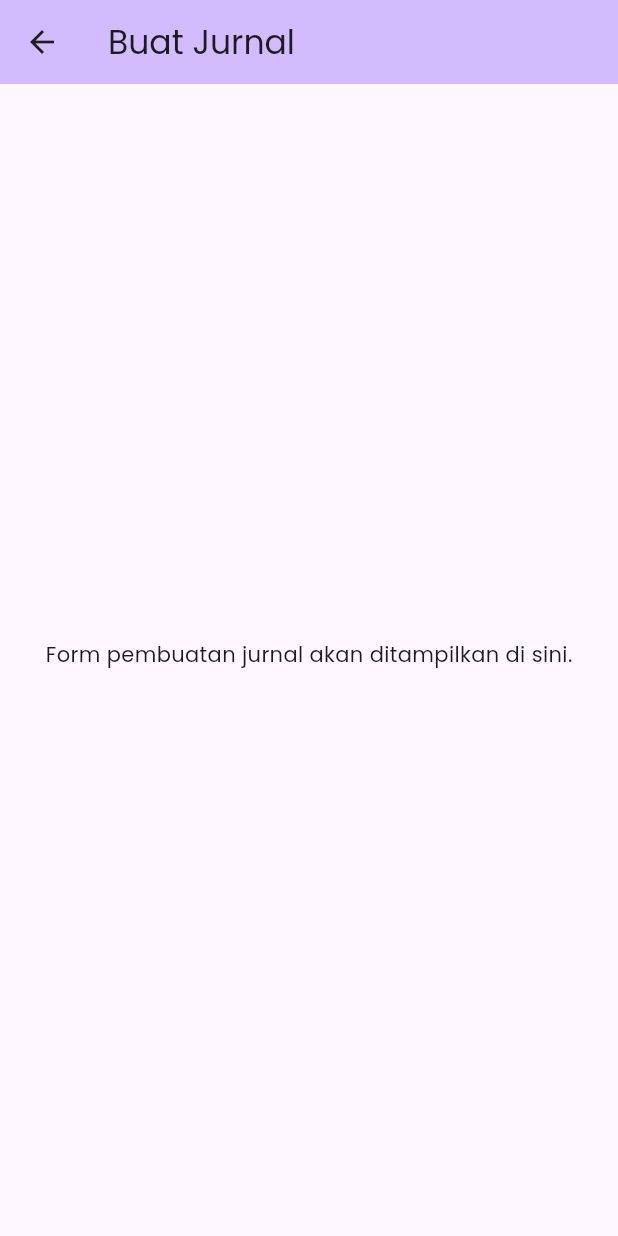
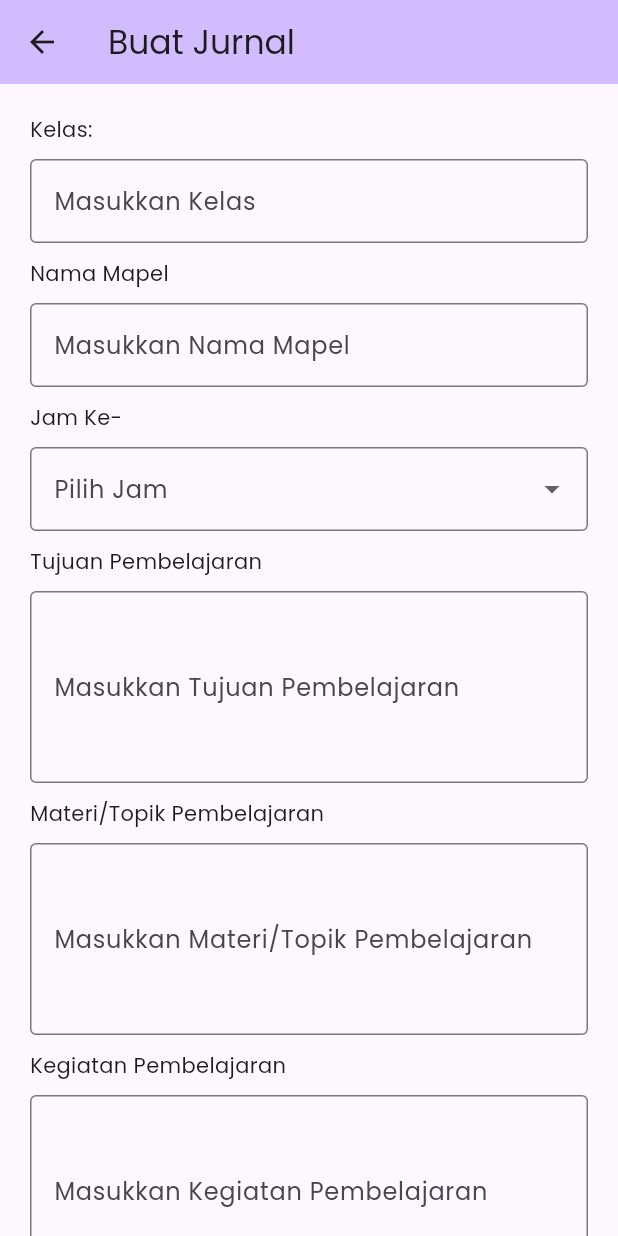
Before and after one commit to hikmahabdillah/Mobile-Jobsheet-MyDJ, a Flutter app: the screen it shows after launch, after a tap on "Buat Jurnal", on a phone screen of 412 x 824 dp. Run offline on Flutter 3.47's test engine with Material 3 defaults, Android fonts, the phone set to English and light mode, and no system bars.

Commit message:
jobsheet pertemuan 8 - add and display journal in mydj app

```diff
--- /dev/null
+++ b/devtools_options.yaml
@@ -0,0 +1,3 @@
+description: This file stores settings for Dart & Flutter DevTools.
+documentation: https://docs.flutter.dev/tools/devtools/extensions#configure-extension-enablement-states
+extensions:
--- /dev/null
+++ b/lib/data/jurnal.dart
@@ -0,0 +1,22 @@
+class Jurnal {
+  final DateTime _createdAt; // Untuk menyimpan waktu pembuatan jurnal
+  String kelas;
+  String mapel;
+  int jam;
+  String tujuanPembelajaran;
+  String materiTopikPembelajaran;
+  String kegiatanPembelajaran;
+  String dimensiProfilPelajarPancasila;
+  // Konstuktor dengan 'named parameters' dan default values.
+  Jurnal({
+    this.kelas = '',
+    this.mapel = '',
+    this.jam = 0,
+    this.tujuanPembelajaran = '',
+    this.materiTopikPembelajaran = '',
+    this.kegiatanPembelajaran = '',
+    this.dimensiProfilPelajarPancasila = '',
+  }) : _createdAt = DateTime.now(); // <-- Memberikan nilai terlebih dahulu
+  // ke property _createdAt, sebelum konstruktor dijalankan.
+  DateTime get createdAt => _createdAt;
+}
--- a/lib/main.dart
+++ b/lib/main.dart
@@ -1,8 +1,17 @@
 import 'package:flutter/material.dart';
+import 'package:mydj_aldrin3a/data/data_provider.dart';
 import 'package:mydj_aldrin3a/pages/simple_home_page.dart';
+import 'package:provider/provider.dart';
 
 void main() {
-  runApp(const MyApp());
+  runApp(
+    ChangeNotifierProvider(
+      // <-- Tambahkan ini.
+      create: (context) => DataProvider(),
+      child:
+          const MyApp(), // <-- Sekarang widget utama aplikasi kita menjadi child dari Provider.
+    ),
+  );
 }
 
 class MyApp extends StatelessWidget {
--- a/lib/pages/buat_jurnal_page.dart
+++ b/lib/pages/buat_jurnal_page.dart
@@ -1,31 +1,176 @@
 import 'package:flutter/material.dart';
+import 'package:mydj_aldrin3a/data/data_provider.dart';
+import 'package:mydj_aldrin3a/data/jurnal.dart';
+import 'package:provider/provider.dart';
 
 class BuatJurnalPage extends StatefulWidget {
-  const BuatJurnalPage({super.key, required this.title});
-  final String title;
+  final String title = 'Buat Jurnal';
+  const BuatJurnalPage({super.key, required String title});
   @override
-  State<BuatJurnalPage> createState() {
+  State<StatefulWidget> createState() {
     return _BuatJurnalPageState();
   }
 }
 
+Widget _textArea(
+  String label,
+  String hint,
+  void Function(String text) onChanged,
+) {
+  return Column(
+    crossAxisAlignment: CrossAxisAlignment.start,
+    children: [
+      Text(label),
+      SizedBox(height: 10),
+      TextField(
+        decoration: InputDecoration(
+          border: OutlineInputBorder(),
+          labelText: hint,
+        ),
+        maxLines: 4,
+        onChanged: onChanged,
+      ),
+    ],
+  );
+}
+
 class _BuatJurnalPageState extends State<BuatJurnalPage> {
+  String kelas = '';
+  String mapel = '';
+  int jamKe = 0;
+  String tujuanPembelajaran = '';
+  String materiTopikPembelajaran = '';
+  String kegiatanPembelajaran = '';
+  String dimensiProfilPelajarPancasila = '';
+
+  void _saveJurnal(BuildContext context) {
+    Jurnal jurnal = Jurnal(
+      kelas: kelas,
+      mapel: mapel,
+      jam: jamKe,
+      tujuanPembelajaran: tujuanPembelajaran,
+      materiTopikPembelajaran: materiTopikPembelajaran,
+      kegiatanPembelajaran: kegiatanPembelajaran,
+      dimensiProfilPelajarPancasila: dimensiProfilPelajarPancasila,
+    );
+    DataProvider provider = context.read<DataProvider>();
+    provider.addNew(jurnal);
+  }
+
   @override
   Widget build(BuildContext context) {
     return Scaffold(
       appBar: AppBar(
+        title: Text(widget.title),
         backgroundColor: Theme.of(context).colorScheme.inversePrimary,
-        title: Text(widget.title),
       ),
-      body: Center(
-        child: Column(
-          mainAxisAlignment: MainAxisAlignment.center,
-          crossAxisAlignment: CrossAxisAlignment.center,
-          children: [
-            Text('Form pembuatan jurnal akan ditampilkan di sini.'),
-            SizedBox(height: 8),
-            // Placeholder: nanti bisa ditambah TextField / Form
-          ],
+      body: SingleChildScrollView(
+        child: Padding(
+          padding: const EdgeInsets.all(20),
+          child: Column(
+            crossAxisAlignment: CrossAxisAlignment.start,
+            children: [
+              Text('Kelas:'),
+              SizedBox(height: 10),
+              TextField(
+                decoration: InputDecoration(
+                  border: OutlineInputBorder(),
+                  labelText: 'Masukkan Kelas',
+                ),
+                onChanged: (value) {
+                  setState(() {
+                    kelas = value;
+                  });
+                },
+              ),
+              SizedBox(height: 10),
+              Text('Nama Mapel'),
+              SizedBox(height: 10),
+              TextField(
+                decoration: InputDecoration(
+                  border: OutlineInputBorder(),
+                  labelText: 'Masukkan Nama Mapel',
+                ),
+                onChanged: (value) {
+                  setState(() {
+                    mapel = value;
+                  });
+                },
+              ),
+              SizedBox(height: 10),
+              Text('Jam Ke-'),
+              SizedBox(height: 10),
+              DropdownButtonFormField<String>(
+                decoration: InputDecoration(
+                  border: OutlineInputBorder(),
+                  labelText: 'Pilih Jam',
+                ),
+                items: [
+                  DropdownMenuItem(value: '1', child: Text('1')),
+                  DropdownMenuItem(value: '2', child: Text('2')),
+                  DropdownMenuItem(value: '3', child: Text('3')),
+                  DropdownMenuItem(value: '4', child: Text('4')),
+                  DropdownMenuItem(value: '5', child: Text('5')),
+                  DropdownMenuItem(value: '6', child: Text('6')),
+                  DropdownMenuItem(value: '7', child: Text('7')),
+                  DropdownMenuItem(value: '8', child: Text('8')),
+                ],
+                onChanged: (value) {
+                  setState(() {
+                    jamKe = value != null ? int.parse(value) : 0;
+                  });
+                },
+              ),
+              SizedBox(height: 10),
+              _textArea('Tujuan Pembelajaran', 'Masukkan Tujuan Pembelajaran', (
+                text,
+              ) {
+                setState(() {
+                  tujuanPembelajaran = text;
+                });
+              }),
+              SizedBox(height: 10),
+              _textArea(
+                'Materi/Topik Pembelajaran',
+                'Masukkan Materi/Topik Pembelajaran',
+                (text) {
+                  setState(() {
+                    materiTopikPembelajaran = text;
+                  });
+                },
+              ),
+              SizedBox(height: 10),
+              _textArea(
+                'Kegiatan Pembelajaran',
+                'Masukkan Kegiatan Pembelajaran',
+                (text) {
+                  setState(() {
+                    kegiatanPembelajaran = text;
+                  });
+                },
+              ),
+              SizedBox(height: 10),
+              _textArea(
+                'Dimensi Profil Pelajar Pancasila',
+                'Tuliskan Dimensi Profil Pelajar Pancasila',
+                (text) {
+                  setState(() {
+                    dimensiProfilPelajarPancasila = text;
+                  });
+                },
+              ),
+              SizedBox(height: 10),
+              SizedBox(
+                width: double.infinity,
+                child: ElevatedButton(
+                  onPressed: () => {
+                    _saveJurnal(context),
+                  }, // <-- Panggil fungsi yang kitabuat tadi.
+                  child: Text('Simpan'),
+                ),
+              ),
+            ],
+          ),
         ),
       ),
     );
--- a/pubspec.yaml
+++ b/pubspec.yaml
@@ -15,6 +15,9 @@ dependencies:
   # The following adds the Cupertino Icons font to your application.
   # Use with the CupertinoIcons class for iOS style icons.
   cupertino_icons: ^1.0.8
+
+  # Tambahkan library Provider di sini (perhatikan indentasinya!)
+  provider: ^6.1.2
 
 dev_dependencies:
   flutter_test:
```
Also changed, not shown: lib/data/data_provider.dart (added, +17 -0 lines), lib/pages/lihat_jurnal_page.dart (+18 -3 lines), pubspec.lock.
